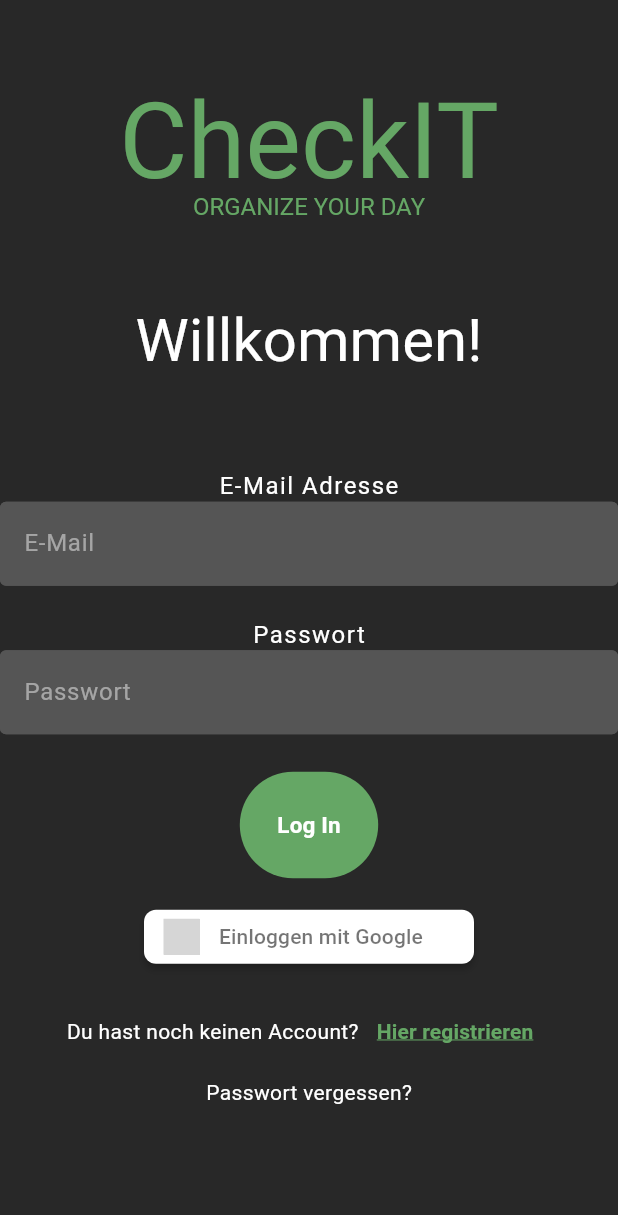
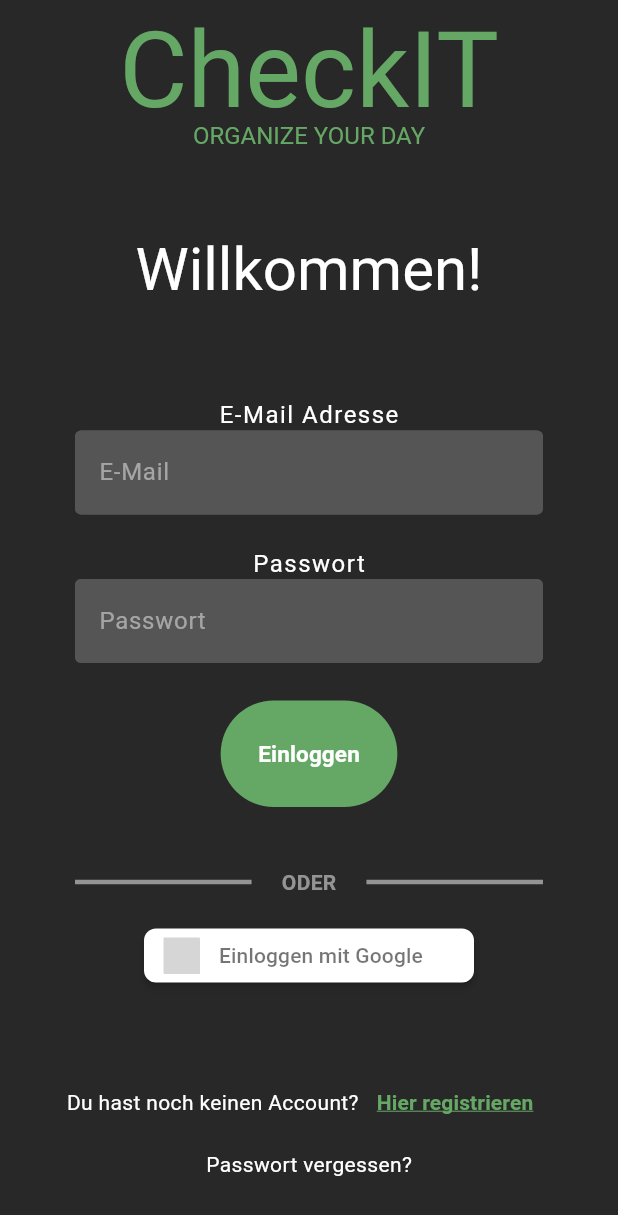
Before and after one commit to JonasBartlla/software_engineering_project_flutter, a Flutter app: the screen it shows after launch, on a phone screen of 412 x 824 dp. Shown: the top 1215 px of the screen. Run offline on Flutter 3.47's test engine with Material 3 defaults, Android fonts, the phone set to English and light mode, and no system bars; drawn by our look-alikes of sign_in_button; our stand-ins replace cloud_firestore, firebase_auth, firebase_core, firebase_messaging, firebase_storage, flutter_spinkit and 3 more; missing offline and left inert: dart:html, list_ext; accounts and stored records are empty; Roboto replaces fonts that are missing (Comfortaa); project files that could hold a hidden picture were left out; grey boxes are pictures that could not be loaded.

Commit message:
rebuild frontend

```diff
--- a/lib/pages/authentification/sign_in.dart
+++ b/lib/pages/authentification/sign_in.dart
@@ -98,6 +98,7 @@ class _SignInState extends State<SignIn> {
                         const SizedBox(height: 2),
 
                         Container(
+                          padding: const EdgeInsets.symmetric(horizontal: 50),
                           child: TextFormField(
                             cursorColor: AppColors.myCheckItGreen,
                             style:
@@ -137,6 +138,7 @@ class _SignInState extends State<SignIn> {
                         ),
                         const SizedBox(height: 2),
                         Container(
+                          padding: const EdgeInsets.symmetric(horizontal: 50),
                           child: TextFormField(
                             cursorColor: AppColors.myCheckItGreen,
                             style:
@@ -192,7 +194,7 @@ class _SignInState extends State<SignIn> {
                             ),
                           ),
                           child: const Text(
-                            'Log In',
+                            'Einloggen',
                             style: TextStyle(
                               color: Colors.white,
                               fontWeight: FontWeight.bold,
@@ -201,14 +203,51 @@ class _SignInState extends State<SignIn> {
                           ),
                         ),
 
-                        const SizedBox(height: 15),
+                        const SizedBox(height: 40),
+
+                        const Row(
+                          mainAxisAlignment: MainAxisAlignment
+                              .center, // Zentriert die Elemente horizontal
+                          children: [
+                            Expanded(
+                              child: Divider(
+                                color: AppColors.myTextInputColor,
+                                thickness: 3.0,
+                                indent: 50, // Abstand vom linken Bildschirmrand
+                                endIndent:
+                                    10, // Abstand vom rechten Bildschirmrand
+                              ),
+                            ),
+                            Padding(
+                              padding: EdgeInsets.symmetric(
+                                  horizontal:
+                                      10.0), // Abstand zwischen Strich und Text
+                              child: Text(
+                                'ODER',
+                                style: TextStyle(
+                                  color: AppColors.myTextInputColor,
+                                  fontWeight: FontWeight.bold,
+                                ),
+                              ),
+                            ),
+                            Expanded(
+                              child: Divider(
+                                color: AppColors.myTextInputColor,
+                                thickness: 3.0,
+                                indent: 10, // Abstand vom linken Bildschirmrand
+                                endIndent:
+                                    50, // Abstand vom rechten Bildschirmrand
+                              ),
+                            ),
+                          ],
+                        ),
+                        const SizedBox(height: 15,),
 
                         //google log in Button
                         SignInButton(
                           Buttons.google,
                           onPressed: () async {
                             _auth.signInWithGoogleWeb();
-
                           },
                           text: "Einloggen mit Google",
                           shape: RoundedRectangleBorder(
@@ -216,7 +255,7 @@ class _SignInState extends State<SignIn> {
                           ),
                         ),
 
-                        const SizedBox(height: 15),
+                        const SizedBox(height: 50),
                         //Registrierung
                         Row(
                             mainAxisAlignment: MainAxisAlignment.center,
@@ -237,11 +276,11 @@ class _SignInState extends State<SignIn> {
                                   child: const Text(
                                     'Hier registrieren',
                                     style: TextStyle(
-                                      color: AppColors.myCheckItGreen,
-                                      fontWeight: FontWeight.bold,
-                                      decoration: TextDecoration.underline,
-                                      decorationColor: AppColors.myCheckItGreen
-                                    ),
+                                        color: AppColors.myCheckItGreen,
+                                        fontWeight: FontWeight.bold,
+                                        decoration: TextDecoration.underline,
+                                        decorationColor:
+                                            AppColors.myCheckItGreen),
                                   ))
                             ]),
                         const SizedBox(height: 7),
```
Also changed, not shown: lib/pages/authentification/register.dart (+20 -3 lines).
